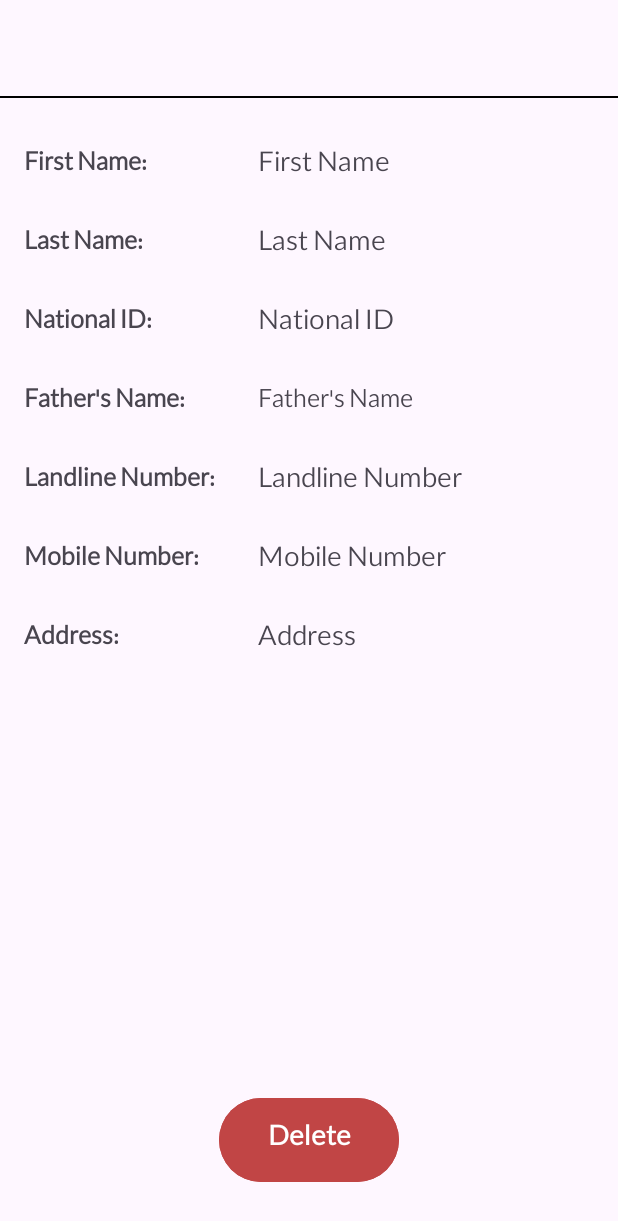
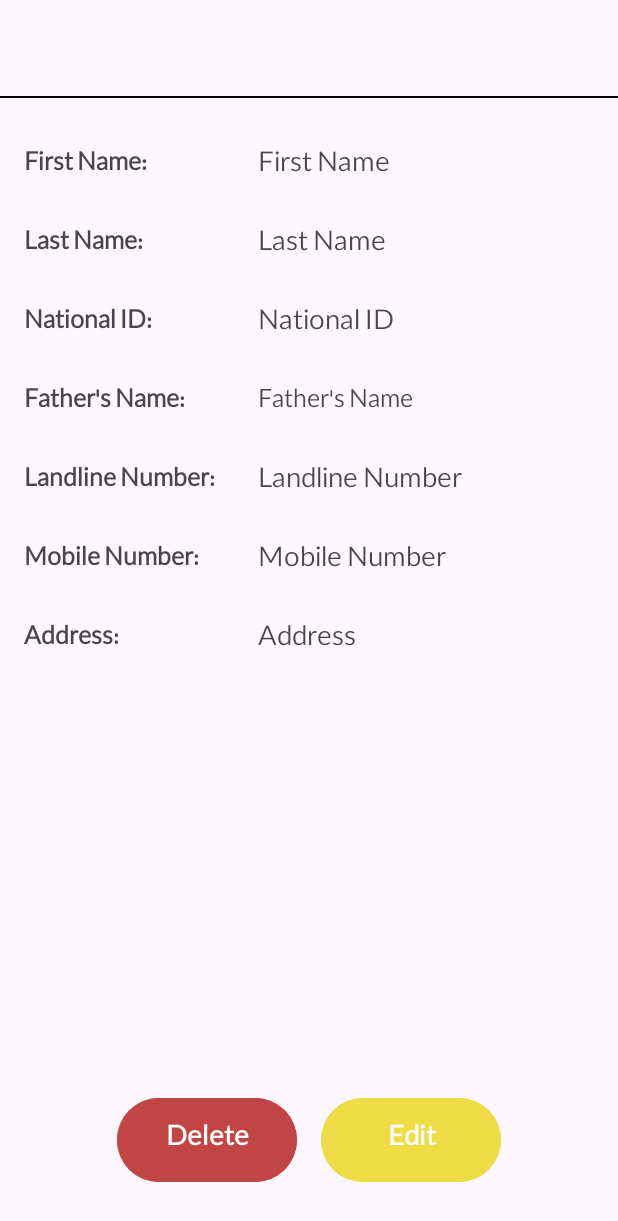
Before and after one commit to Samadihadis/EmployeeDatabaseApplication, an Android app: the layout fragment_employee_detail.xml on its own in the app's theme, with its tools: preview values and no code run, on a phone screen of 412 x 824 dp. Shown: the top 1221 px of the screen. Run offline under Robolectric (Android 15) with nearby library versions, the phone set to English and light mode, and no system bars.

Commit message:
Add edit button to detail page

```diff
--- a/app/src/main/res/layout/fragment_employee_detail.xml
+++ b/app/src/main/res/layout/fragment_employee_detail.xml
@@ -194,8 +194,24 @@
         android:text="Delete"
         android:textSize="20sp"
         android:textStyle="bold"
+        android:layout_marginEnd="8dp"
+        app:layout_constraintHorizontal_chainStyle="packed"
+        app:layout_constraintEnd_toStartOf="@id/editButton"
+        app:layout_constraintBottom_toBottomOf="parent"
+        app:layout_constraintStart_toStartOf="parent" />
+
+    <Button
+        android:id="@+id/editButton"
+        android:layout_width="120dp"
+        android:layout_height="64dp"
+        android:layout_marginBottom="32dp"
+        android:backgroundTint="@color/yellow"
+        android:text="Edit"
+        android:textSize="20sp"
+        android:textStyle="bold"
+        android:layout_marginStart="8dp"
         app:layout_constraintBottom_toBottomOf="parent"
         app:layout_constraintEnd_toEndOf="parent"
-        app:layout_constraintStart_toStartOf="parent" />
+        app:layout_constraintStart_toEndOf="@id/deleteButton"/>
 
 </androidx.constraintlayout.widget.ConstraintLayout>
--- a/app/src/main/res/values/colors.xml
+++ b/app/src/main/res/values/colors.xml
@@ -5,4 +5,5 @@
     <color name="gray">#535252</color>
     <color name="green">#76A178</color>
     <color name="red">#C14545</color>
+    <color name="yellow">#EDDC46</color>
 </resources>
```
